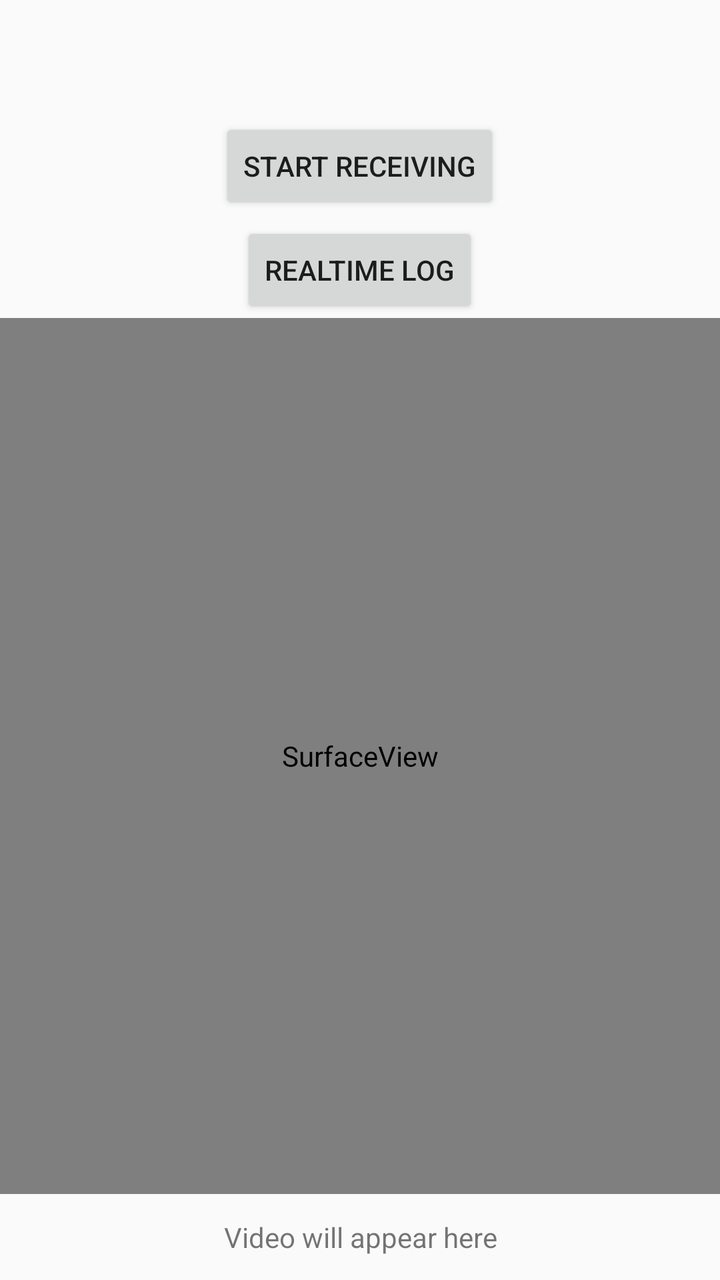
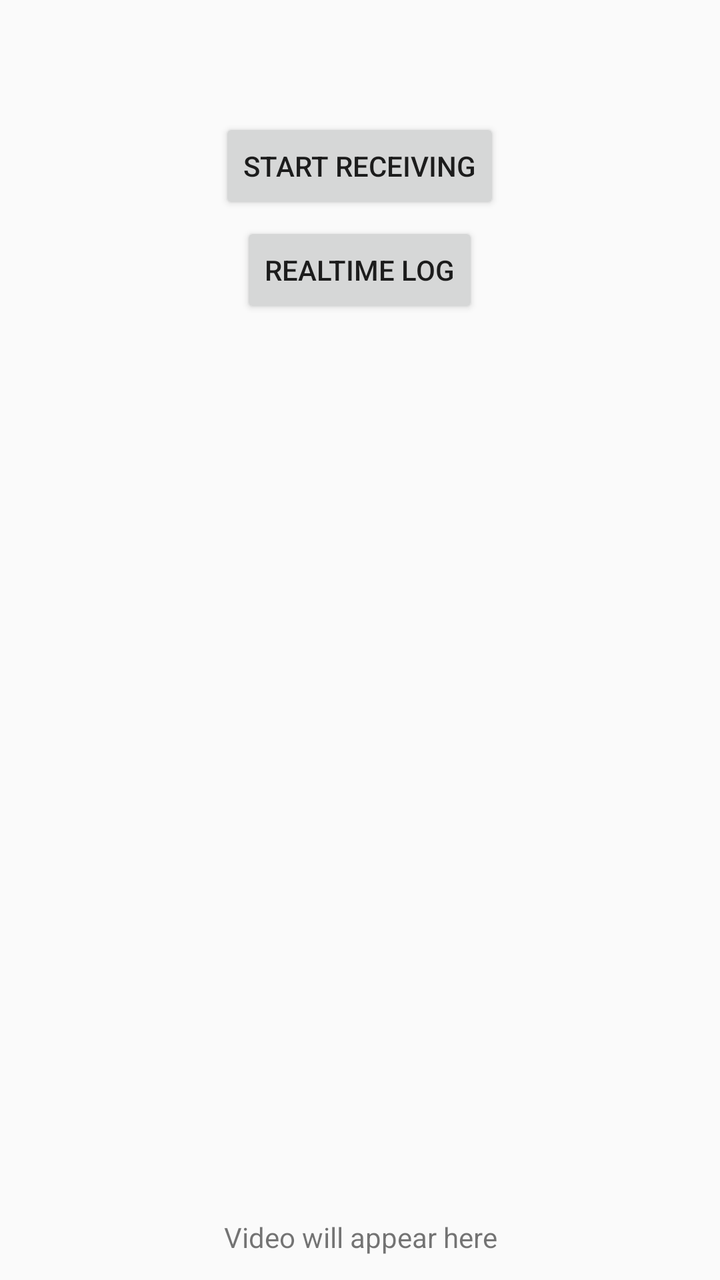

The first picture is an Android layout as it rendered before a commit; the second is the same layout after the commit. The layout source and the unified diff follow.
<!-- AndroidManifest.xml: application theme Theme.TasirinCastReceiver -->
<!-- res/layout/activity_main.xml -->
<?xml version="1.0" encoding="utf-8"?>
<LinearLayout xmlns:android="http://schemas.android.com/apk/res/android"
    android:layout_width="match_parent"
    android:layout_height="match_parent"
    android:orientation="vertical">

    <TextView
        android:id="@+id/tvStatus"
        android:layout_width="match_parent"
        android:layout_height="wrap_content"
        android:padding="16dp"
        android:gravity="center"
        android:textSize="14sp" />

    <Button
        android:id="@+id/btnStart"
        android:layout_width="wrap_content"
        android:layout_height="wrap_content"
        android:layout_gravity="center_horizontal"
        android:layout_marginTop="8dp"
        android:text="@string/btn_start" />

    <Button
        android:id="@+id/btnLog"
        android:layout_width="wrap_content"
        android:layout_height="wrap_content"
        android:layout_gravity="center_horizontal"
        android:layout_marginTop="4dp"
        android:text="@string/btn_log" />

    
    <SurfaceView
        android:id="@+id/surfaceView"
        android:layout_width="match_parent"
        android:layout_height="0dp"
        android:layout_weight="1"
        android:background="#111" />

    <TextView
        android:id="@+id/tvHint"
        android:layout_width="match_parent"
        android:layout_height="wrap_content"
        android:padding="12dp"
        android:gravity="center"
        android:text="@string/hint_video" />
</LinearLayout>
<!-- resources referenced by this layout -->
<resources>
  <string name="btn_log">Realtime Log</string>
  <string name="btn_start">Start receiving</string>
  <string name="hint_video">Video will appear here</string>
  <style name="Theme.TasirinCastReceiver" parent="Theme.AppCompat.DayNight.NoActionBar" />
</resources>

<!-- the commit's change to res/layout/activity_main.xml (unified diff, before → after) -->
@@ -29,8 +29,8 @@
         android:text="@string/btn_log" />
 
     
-    <SurfaceView
-        android:id="@+id/surfaceView"
+    <TextureView
+        android:id="@+id/textureView"
         android:layout_width="match_parent"
         android:layout_height="0dp"
         android:layout_weight="1"
